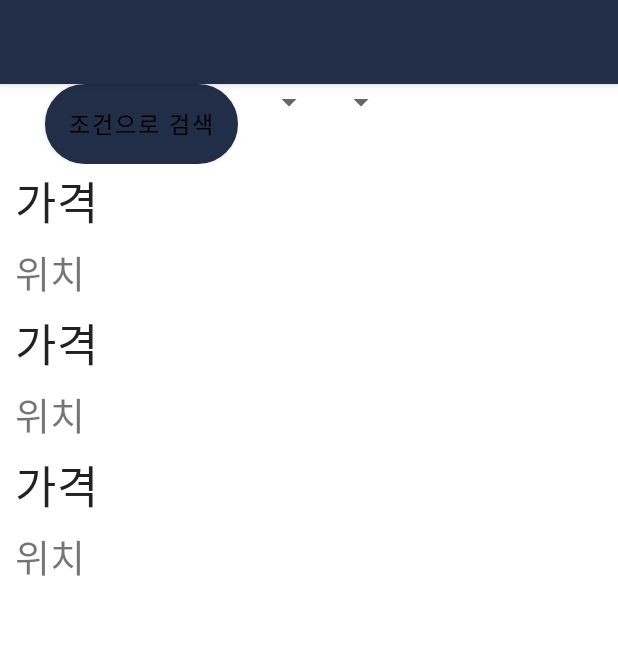
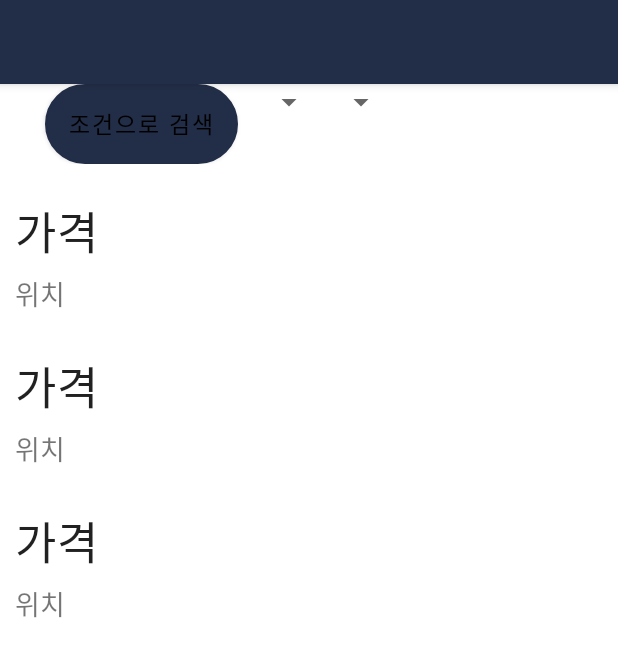
Before and after one commit to tbvjaos510/NRoom, an Android app: the layout activity_list.xml on its own in the app's theme, with its tools: preview values and no code run, on a phone screen of 412 x 824 dp. Shown: the top 657 px of the screen. Run offline under Robolectric (Android 15) with nearby library versions, the phone set to English and light mode, and no system bars.

Commit message:
Ui수정

```diff
--- a/NRoomAndroid/app/src/main/java/com/nroom/recyclerview/HouseAdapter.java
+++ b/NRoomAndroid/app/src/main/java/com/nroom/recyclerview/HouseAdapter.java
@@ -50,7 +50,7 @@ public class HouseAdapter extends RecyclerView.Adapter<HouseViewHolder> {
         else{
             holder.price.setText("매매   " + houseItem.get거래금액());
         }
-        holder.location.setText(houseItem.get시군구명() + " " + houseItem.get법정동() + " " + houseItem.get건물명() + ", " + houseItem.get층());
+        holder.location.setText(houseItem.get시군구명() + " " + houseItem.get법정동() + " " + houseItem.get건물명() + ", " + houseItem.get층() + "층");
 
         holder.itemView.setOnClickListener(view -> {
             Intent intent = new Intent(context, DetailActivity.class);
--- a/NRoomAndroid/app/src/main/res/layout/listview_item.xml
+++ b/NRoomAndroid/app/src/main/res/layout/listview_item.xml
@@ -16,7 +16,10 @@
         android:layout_height="match_parent"
         android:orientation="vertical"
         android:paddingStart="10dp"
-        android:paddingEnd="0dp">
+        android:paddingEnd="0dp"
+        android:layout_marginTop="20dp">
+
+
 
         <TextView
             android:id="@+id/price"
@@ -38,7 +41,7 @@
             android:paddingTop="2dip"
             android:paddingBottom="3dip"
             tools:text="위치"
-            android:textSize="25dp" />
+            android:textSize="18dp" />
 
     </LinearLayout>
 </LinearLayout>
```
